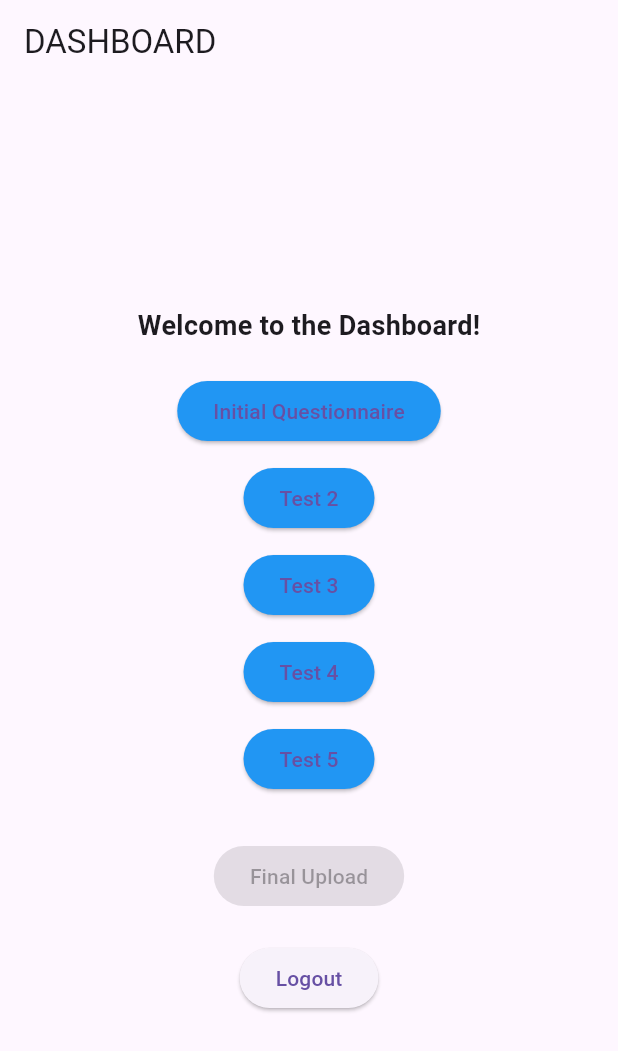
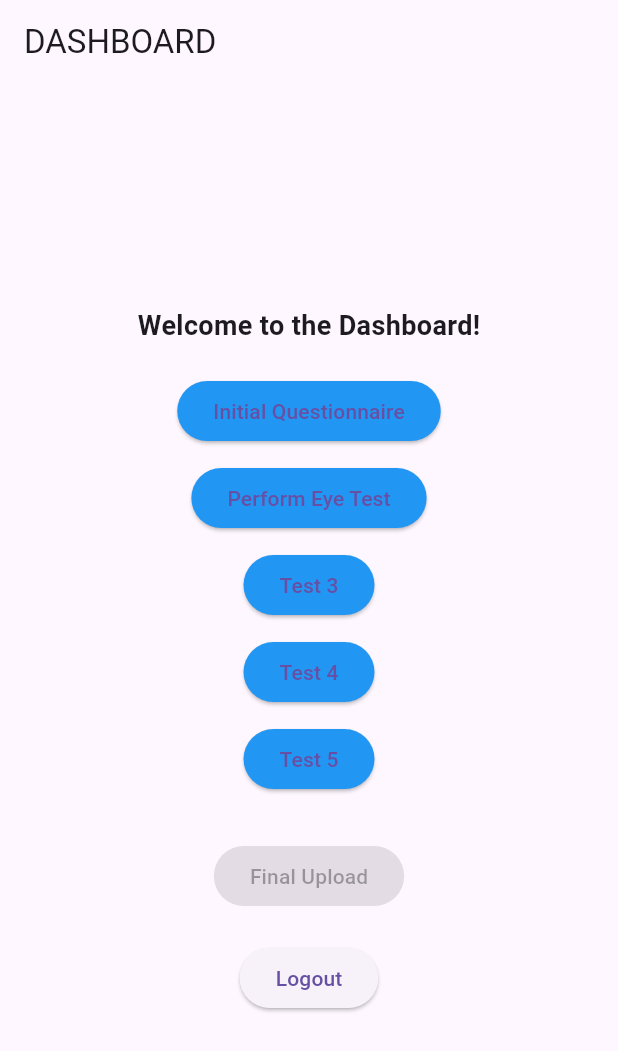
Before and after one commit to zsyed44/CollectiCare, a Flutter app: the Dashboard screen opened directly, on a phone screen of 412 x 824 dp. Shown: the top 1051 px of the screen. Run offline on Flutter 3.47's test engine with Material 3 defaults, Android fonts, the light colour scheme and no system bars; our stand-ins replace image_picker.

Commit message:
added peak vision functionality

```diff
--- a/flutter_application/lib/dashboard.dart
+++ b/flutter_application/lib/dashboard.dart
@@ -7,6 +7,8 @@ import 'test5.dart';
 import 'test1b.dart';
 
 class Dashboard extends StatefulWidget {
+  const Dashboard({super.key});
+
   @override
   _DashboardState createState() => _DashboardState();
 }
@@ -21,7 +23,11 @@ class _DashboardState extends State<Dashboard> {
 
   // Function to check if all tests are completed
   bool get allTestsCompleted =>
-      test1Completed && test2Completed && test3Completed && test4Completed && test5Completed;
+      test1Completed &&
+      test2Completed &&
+      test3Completed &&
+      test4Completed &&
+      test5Completed;
 
   void updateTestStatus(int testNumber) {
     setState(() {
@@ -48,57 +54,78 @@ class _DashboardState extends State<Dashboard> {
             child: Column(
               mainAxisAlignment: MainAxisAlignment.center,
               children: <Widget>[
-                Text('Welcome to the Dashboard!', style: TextStyle(fontSize: 18, fontWeight: FontWeight.bold)),
+                Text('Welcome to the Dashboard!',
+                    style:
+                        TextStyle(fontSize: 18, fontWeight: FontWeight.bold)),
                 SizedBox(height: 20),
 
                 // Test Buttons
                 ElevatedButton(
                   onPressed: () async {
-                    final result = await Navigator.push(context, MaterialPageRoute(builder: (context) => InitialScreening()));
+                    final result = await Navigator.push(
+                        context,
+                        MaterialPageRoute(
+                            builder: (context) => InitialScreening()));
                     if (result == true) updateTestStatus(1);
                   },
+                  style: ElevatedButton.styleFrom(
+                      backgroundColor:
+                          test1Completed ? Colors.green : Colors.blue),
                   child: Text('Initial Questionnaire'),
-                  style: ElevatedButton.styleFrom(backgroundColor: test1Completed ? Colors.green : Colors.blue),
                 ),
                 SizedBox(height: 10),
 
                 ElevatedButton(
                   onPressed: () async {
-                    final result = await Navigator.push(context, MaterialPageRoute(builder: (context) => Test2()));
+                    final result = await Navigator.push(
+                        context,
+                        MaterialPageRoute(
+                            builder: (context) => ImageEyeTest()));
                     if (result == true) updateTestStatus(2);
                   },
-                  child: Text('Test 2'),
-                  style: ElevatedButton.styleFrom(backgroundColor: test2Completed ? Colors.green : Colors.blue),
+                  style: ElevatedButton.styleFrom(
+                      backgroundColor:
+                          test2Completed ? Colors.green : Colors.blue),
+                  child: Text('Perform Eye Test'),
                 ),
                 SizedBox(height: 10),
 
                 ElevatedButton(
                   onPressed: () async {
-                    final result = await Navigator.push(context, MaterialPageRoute(builder: (context) => Test3()));
+                    final result = await Navigator.push(context,
+                        MaterialPageRoute(builder: (context) => Test3()));
                     if (result == true) updateTestStatus(3);
                   },
+                  style: ElevatedButton.styleFrom(
+                      backgroundColor:
+                          test3Completed ? Colors.green : Colors.blue),
                   child: Text('Test 3'),
-                  style: ElevatedButton.styleFrom(backgroundColor: test3Completed ? Colors.green : Colors.blue),
                 ),
                 SizedBox(height: 10),
 
                 ElevatedButton(
                   onPressed: () async {
-                    final result = await Navigator.push(context, MaterialPageRoute(builder: (context) => Test4()));
+                    final result = await Navigator.push(context,
+                        MaterialPageRoute(builder: (context) => Test4()));
                     if (result == true) updateTestStatus(4);
                   },
+                  style: ElevatedButton.styleFrom(
+                      backgroundColor:
+                          test4Completed ? Colors.green : Colors.blue),
                   child: Text('Test 4'),
-                  style: ElevatedButton.styleFrom(backgroundColor: test4Completed ? Colors.green : Colors.blue),
                 ),
                 SizedBox(height: 10),
 
                 ElevatedButton(
                   onPressed: () async {
-                    final result = await Navigator.push(context, MaterialPageRoute(builder: (context) => Test5()));
+                    final result = await Navigator.push(context,
+                        MaterialPageRoute(builder: (context) => Test5()));
                     if (result == true) updateTestStatus(5);
                   },
+                  style: ElevatedButton.styleFrom(
+                      backgroundColor:
+                          test5Completed ? Colors.green : Colors.blue),
                   child: Text('Test 5'),
-                  style: ElevatedButton.styleFrom(backgroundColor: test5Completed ? Colors.green : Colors.blue),
                 ),
                 SizedBox(height: 30),
 
@@ -111,8 +138,10 @@ class _DashboardState extends State<Dashboard> {
                           );
                         }
                       : null,
+                  style: ElevatedButton.styleFrom(
+                      backgroundColor:
+                          allTestsCompleted ? Colors.green : Colors.grey),
                   child: Text('Final Upload'),
-                  style: ElevatedButton.styleFrom(backgroundColor: allTestsCompleted ? Colors.green : Colors.grey),
                 ),
                 SizedBox(height: 20),
 
--- a/flutter_application/lib/home.dart
+++ b/flutter_application/lib/home.dart
@@ -3,6 +3,8 @@ import 'login.dart';
 import 'register.dart';
 
 class Home extends StatelessWidget {
+  const Home({super.key});
+
   @override
   Widget build(BuildContext context) {
     return Scaffold(
--- a/flutter_application/lib/login.dart
+++ b/flutter_application/lib/login.dart
@@ -4,6 +4,8 @@ import 'dart:typed_data';
 import 'patient_dashboard.dart';
 
 class Login extends StatefulWidget {
+  const Login({super.key});
+
   @override
   _LoginState createState() => _LoginState();
 }
--- a/flutter_application/lib/patient_dashboard.dart
+++ b/flutter_application/lib/patient_dashboard.dart
@@ -6,7 +6,9 @@ class PatientDashboard extends StatelessWidget {
   final String dob = "1995-08-15"; // YYYY-MM-DD
   final int age = DateTime.now().year - 1995; // Auto-calculated age
   final String imagePath = "assets/profile.jpg"; // Use a local asset image
-  final String eyeStatus = "Normal"; // Eye status example
+  final String eyeStatus = "Normal";
+
+  PatientDashboard({super.key}); // Eye status example
 
   @override
   Widget build(BuildContext context) {
--- a/flutter_application/lib/profile_registration.dart
+++ b/flutter_application/lib/profile_registration.dart
@@ -2,6 +2,8 @@ import 'package:flutter/material.dart';
 import 'login.dart';
 
 class ProfileRegistration extends StatefulWidget {
+  const ProfileRegistration({super.key});
+
   @override
   _ProfileRegistrationState createState() => _ProfileRegistrationState();
 }
--- a/flutter_application/lib/register.dart
+++ b/flutter_application/lib/register.dart
@@ -1,10 +1,11 @@
 import 'package:flutter/material.dart';
 import 'dart:typed_data';
 import 'package:image_picker/image_picker.dart';
-import 'login.dart';
 import 'profile_registration.dart';
 
 class Registration extends StatefulWidget {
+  const Registration({super.key});
+
   @override
   _RegistrationState createState() => _RegistrationState();
 }
--- a/flutter_application/lib/test1.dart
+++ b/flutter_application/lib/test1.dart
@@ -1,6 +1,8 @@
 import 'package:flutter/material.dart';
 
 class Test1 extends StatefulWidget {
+  const Test1({super.key});
+
   @override
   _QuestionnairePageState createState() => _QuestionnairePageState();
 }
@@ -63,7 +65,7 @@ class _QuestionnairePageState extends State<Test1> {
                 SizedBox(height: 20),
 
                 // Questions
-                ...questions.map((question) => _buildQuestionItem(question)).toList(),
+                ...questions.map((question) => _buildQuestionItem(question)),
 
                 SizedBox(height: 20),
 
--- a/flutter_application/lib/test3.dart
+++ b/flutter_application/lib/test3.dart
@@ -1,6 +1,8 @@
 import 'package:flutter/material.dart';
 
 class Test3 extends StatelessWidget {
+  const Test3({super.key});
+
   @override
   Widget build(BuildContext context) {
     return Scaffold(
--- a/flutter_application/lib/test4.dart
+++ b/flutter_application/lib/test4.dart
@@ -1,6 +1,8 @@
 import 'package:flutter/material.dart';
 
 class Test4 extends StatelessWidget {
+  const Test4({super.key});
+
   @override
   Widget build(BuildContext context) {
     return Scaffold(
--- a/flutter_application/lib/test5.dart
+++ b/flutter_application/lib/test5.dart
@@ -1,6 +1,8 @@
 import 'package:flutter/material.dart';
 
 class Test5 extends StatelessWidget {
+  const Test5({super.key});
+
   @override
   Widget build(BuildContext context) {
     return Scaffold(
--- a/flutter_application/pubspec.yaml
+++ b/flutter_application/pubspec.yaml
@@ -12,6 +12,7 @@ dependencies:
   image_picker: ^1.0.7
   image_picker_for_web: any
 
+  http: any
 dev_dependencies:
   flutter_test:
     sdk: flutter
```
Also changed, not shown: flutter_application/lib/test2.dart (+19 -13 lines), flutter_application/pubspec.lock, 1 other file.
